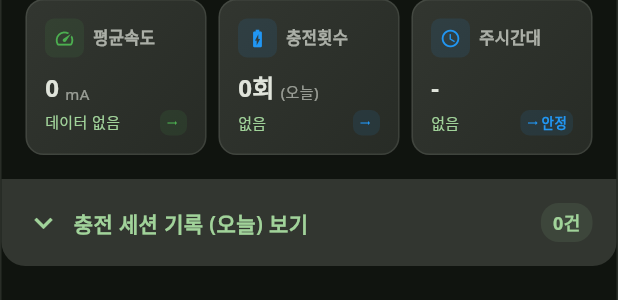
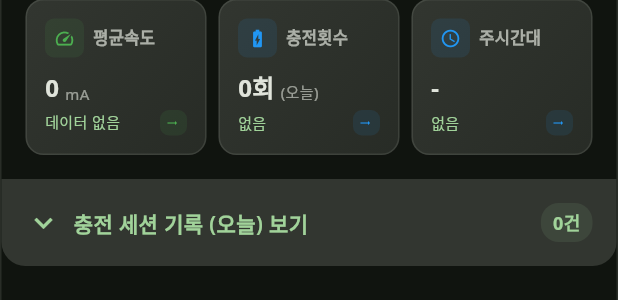
Before and after one commit to rbtc2/BatteryPal, a Flutter app: the ChargingStatsCard widget shown alone on an empty page, opened directly, on a phone screen of 412 x 824 dp. Shown: the part 169-469 px from the top of the screen. Run offline on Flutter 3.47's test engine with Material 3 defaults, Android fonts, the phone set to English and light mode, and no system bars; our stand-ins replace battery_plus, fl_chart, flutter_local_notifications, google_fonts, permission_handler, shared_preferences and 1 more; accounts and stored records are empty.

Commit message:
phase6마무리

```diff
--- a/lib/screens/analysis/widgets/charging_patterns/widgets/charging_stats_card.dart
+++ b/lib/screens/analysis/widgets/charging_patterns/widgets/charging_stats_card.dart
@@ -1,4 +1,3 @@
-import 'dart:async';
 import 'package:flutter/material.dart';
 import '../services/charging_session_service.dart';
 import '../services/charging_session_storage.dart';
@@ -13,11 +12,23 @@ import 'charging_session_list_item.dart';
 import 'charging_session_detail_dialog.dart';
 import '../../../../../services/battery_service.dart';
 
-/// 섹션 3: 통계 + 세션 기록 카드
+/// 충전 통계 및 세션 기록 카드
 ///
-/// 실제 충전 세션 데이터를 표시하는 카드
-/// - 날짜별 통계 (평균 속도, 충전 횟수, 주 시간대)
-/// - 날짜별 충전 세션 목록
+/// 날짜별 충전 통계와 세션 기록을 표시하는 위젯입니다.
+///
+/// 주요 기능:
+/// - 날짜별 통계 표시 (평균 속도, 충전 횟수, 주 시간대)
+/// - 날짜 선택 (오늘, 어제, 2일 전, 사용자 지정)
+/// - 충전 세션 목록 표시
+/// - 진행 중인 충전 세션 실시간 표시
+///
+/// 내부적으로 다음 컴포넌트들을 사용합니다:
+/// - [ChargingStatsController]: 상태 관리 및 타이머 관리
+/// - [DateSelectorController]: 날짜 선택 관리
+/// - [ChargingSessionDataLoader]: 데이터 로딩 및 캐싱
+/// - [StatCard]: 통계 카드 UI
+/// - [ActiveChargingCard]: 진행 중인 충전 카드 UI
+/// - [DateSelectorTabs]: 날짜 선택 탭 UI
 class ChargingStatsCard extends StatefulWidget {
   const ChargingStatsCard({super.key});
 
@@ -40,16 +51,22 @@ class _ChargingStatsCardState extends State<ChargingStatsCard> {
   @override
   void initState() {
     super.initState();
-    // 날짜 선택 컨트롤러 초기화
+    _initializeControllers();
+    _initializeService();
+  }
+
+  /// 컨트롤러 초기화
+  void _initializeControllers() {
+    // 날짜 선택 컨트롤러
     _dateController = DateSelectorController();
 
-    // 데이터 로더 초기화
+    // 데이터 로더
     _dataLoader = ChargingSessionDataLoader(
       sessionService: _sessionService,
       storageService: _storageService,
     );
 
-    // 통계 컨트롤러 초기화
+    // 통계 컨트롤러
     _statsController = ChargingStatsController(
       sessionService: _sessionService,
       storageService: _storageService,
@@ -57,24 +74,22 @@ class _ChargingStatsCardState extends State<ChargingStatsCard> {
       dateController: _dateController,
       dataLoader: _dataLoader,
     );
+
+    // 컨트롤러 리스너 설정
     _statsController.setIsMounted(() => mounted);
-    _statsController.setOnStateChanged(() {
-      if (mounted) {
-        setState(() {});
-      }
-    });
-    _statsController.addListener(() {
-      if (mounted) {
-        setState(() {});
-      }
-    });
-
-    _initializeService();
+    _statsController.addListener(_onStatsChanged);
   }
 
+  /// 통계 컨트롤러 상태 변경 핸들러
+  void _onStatsChanged() {
+    if (mounted) {
+      setState(() {});
+    }
+  }
+
+  /// 서비스 초기화 및 데이터 로드
   Future<void> _initializeService() async {
     try {
-      // 통계 컨트롤러 초기화 (내부에서 데이터 로더 초기화 및 데이터 로드 수행)
       await _statsController.initialize();
     } catch (e, stackTrace) {
       debugPrint('ChargingStatsCard 초기화 실패: $e');
@@ -90,17 +105,14 @@ class _ChargingStatsCardState extends State<ChargingStatsCard> {
 
   @override
   void dispose() {
-    // 통계 컨트롤러 정리 (내부에서 타이머 및 스트림 정리)
+    // 리스너 제거
+    _statsController.removeListener(_onStatsChanged);
+
+    // 컨트롤러 정리 (내부에서 타이머 및 스트림 정리)
     _statsController.dispose();
-
-    // 날짜 선택 컨트롤러 정리
     _dateController.dispose();
 
-    // 데이터 로더 캐시 정리 (선택사항, 메모리 절약)
-    // _dataLoader.clearCache();
-
-    // 주의: ChargingSessionService는 싱글톤이므로 여기서 dispose하지 않음
-    // 서비스는 앱 전체에서 사용되므로 위젯이 dispose되어도 유지됨
+    // 주의: 서비스들은 싱글톤이므로 dispose하지 않음
     super.dispose();
   }
 
@@ -139,47 +151,57 @@ class _ChargingStatsCardState extends State<ChargingStatsCard> {
 
           SizedBox(height: 16),
 
-          // 통계 카드 3개 (가로 배치)
+          // 통계 카드 3개
           Padding(
             padding: const EdgeInsets.symmetric(horizontal: 16),
             child: Row(
               crossAxisAlignment: CrossAxisAlignment.start,
               children: [
                 Expanded(
-                  child: StatCard(
+                  child: _buildStatCard(
                     title: '평균속도',
-                    mainValue: _statsController.isLoading ? '...' : (_statsController.stats.avgCurrent > 0 ? _statsController.stats.avgCurrent.toStringAsFixed(0) : '0'),
+                    mainValue: _statsController.isLoading
+                        ? '...'
+                        : (_statsController.stats.avgCurrent > 0
+                            ? _statsController.stats.avgCurrent.toStringAsFixed(0)
+                            : '0'),
                     unit: 'mA',
-                    subValue: _statsController.stats.avgCurrent > 0 ? _getCurrentSpeedType(_statsController.stats.avgCurrent) : '데이터 없음',
-                    trend: '', // 추후 주간 비교 데이터 추가 시 사용
-                    trendColor: Colors.green,
+                    subValue: _statsController.stats.avgCurrent > 0
+                        ? _getCurrentSpeedType(_statsController.stats.avgCurrent)
+                        : '데이터 없음',
                     icon: Icons.speed,
+                    color: Colors.green,
                   ),
                 ),
                 SizedBox(width: 8),
                 Expanded(
-                  child: StatCard(
+                  child: _buildStatCard(
                     title: '충전횟수',
-                    mainValue: _statsController.isLoading ? '...' : '${_statsController.stats.sessionCount}회',
+                    mainValue: _statsController.isLoading
+                        ? '...'
+                        : '${_statsController.stats.sessionCount}회',
                     unit: _dateController.getDateUnitText(),
-                    subValue: _statsController.stats.sessionCount > 0 ? '${_dateController.getDateDisplayText()} 기준' : '없음',
-                    trend: '', // 추후 주간 비교 데이터 추가 시 사용
-                    trendColor: Colors.blue,
+                    subValue: _statsController.stats.sessionCount > 0
+                        ? '${_dateController.getDateDisplayText()} 기준'
+                        : '없음',
                     icon: Icons.battery_charging_full,
+                    color: Colors.blue,
                   ),
                 ),
                 SizedBox(width: 8),
                 Expanded(
-                  child: StatCard(
+                  child: _buildStatCard(
                     title: '주시간대',
-                    mainValue: _statsController.isLoading ? '...' : _statsController.stats.mainTimeSlot,
+                    mainValue: _statsController.isLoading
+                        ? '...'
+                        : _statsController.stats.mainTimeSlot,
                     unit: '',
-                    subValue: _statsController.stats.mainTimeSlot != '-' && _statsController.stats.mainTimeSlotEnum != null
+                    subValue: _statsController.stats.mainTimeSlot != '-'
+                            && _statsController.stats.mainTimeSlotEnum != null
                         ? TimeSlotUtils.getTimeSlotRange(_statsController.stats.mainTimeSlotEnum!)
                         : '없음',
-                    trend: '안정',
-                    trendColor: Colors.blue,
                     icon: Icons.access_time,
+                    color: Colors.blue,
                   ),
                 ),
               ],
@@ -363,7 +385,31 @@ class _ChargingStatsCardState extends State<ChargingStatsCard> {
     );
   }
 
+  /// 통계 카드 빌더
+  Widget _buildStatCard({
+    required String title,
+    required String mainValue,
+    required String unit,
+    required String subValue,
+    required IconData icon,
+    required Color color,
+  }) {
+    return StatCard(
+      title: title,
+      mainValue: mainValue,
+      unit: unit,
+      subValue: subValue,
+      trend: '', // 추후 주간 비교 데이터 추가 시 사용
+      trendColor: color,
+      icon: icon,
+    );
+  }
+
   /// 전류 속도 타입 반환
+  ///
+  /// [current]: 전류 값 (mA)
+  ///
+  /// 반환값: 전류 속도 타입 문자열
   String _getCurrentSpeedType(double current) {
     if (current >= 3000) return '⚡ 초고속';
     if (current >= 1500) return '⚡ 급속';
```
